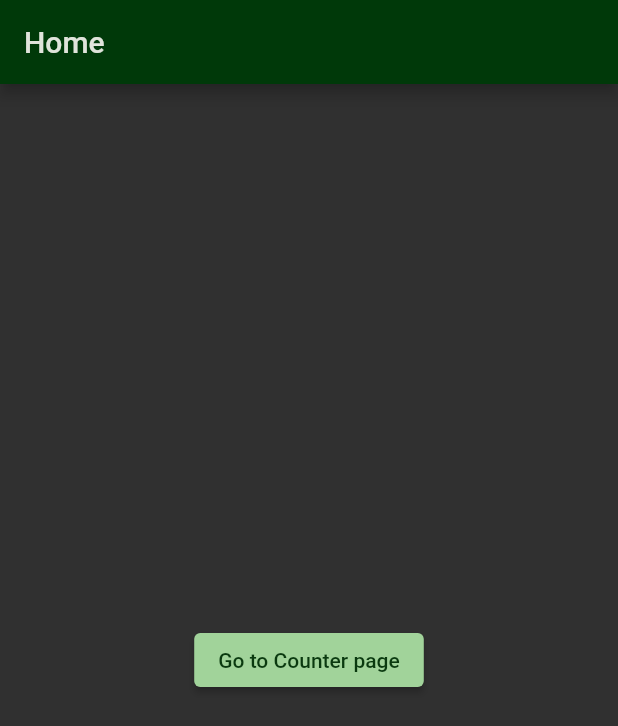
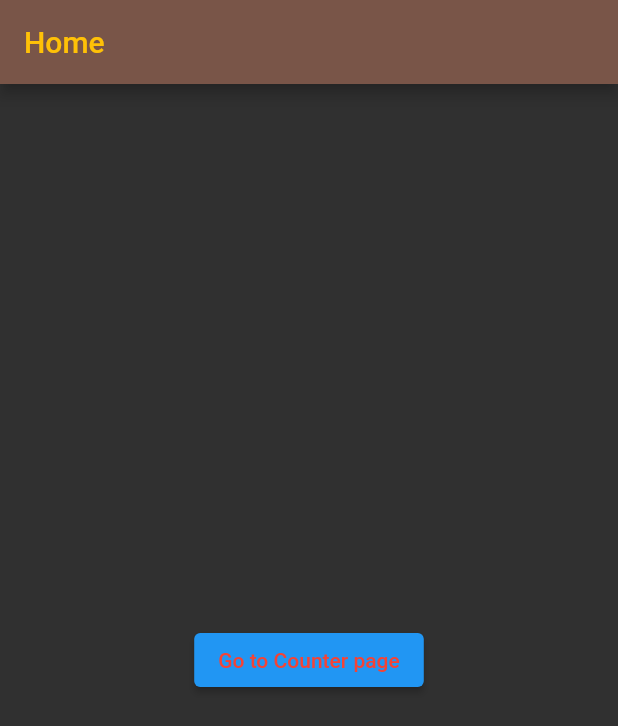
Before and after one commit to Eldar2021/flutter_riverpod_lesson, a Flutter app: the screen it shows after launch, on a phone screen of 412 x 824 dp. Shown: the top 726 px of the screen. Run offline on Flutter 3.47's test engine with Material 2 defaults, Android fonts, the phone set to English and light mode, and no system bars; our stand-ins replace flutter_riverpod; generated files the repository leaves out were written again.

```diff
--- a/lib/app/view/app.dart
+++ b/lib/app/view/app.dart
@@ -10,10 +10,15 @@ class App extends StatelessWidget {
   Widget build(BuildContext context) {
     return MaterialApp(
       theme: ThemeData(
+        useMaterial3: false,
         colorScheme: ColorScheme.fromSeed(
+          primary: Colors.blue,
+          onPrimary: Colors.red,
           seedColor: Colors.green,
           brightness: Brightness.dark,
-          surface: const Color(0xff003909),
+          background: Colors.blueGrey,
+          surface: Colors.brown,
+          onSurface: Colors.amber,
         ),
       ),
       localizationsDelegates: const [
```
